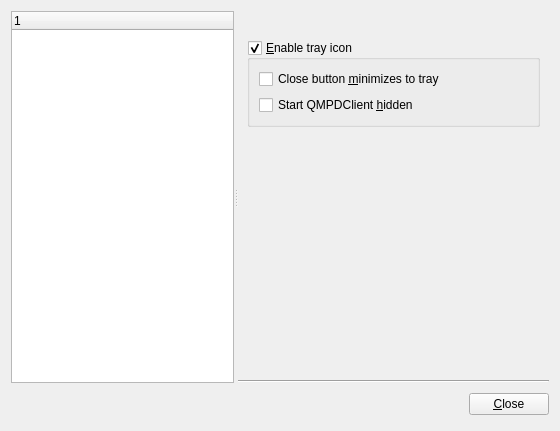
Old version of the form ui/preferencesdialog.ui in the repository Voker57/qmpdclient.
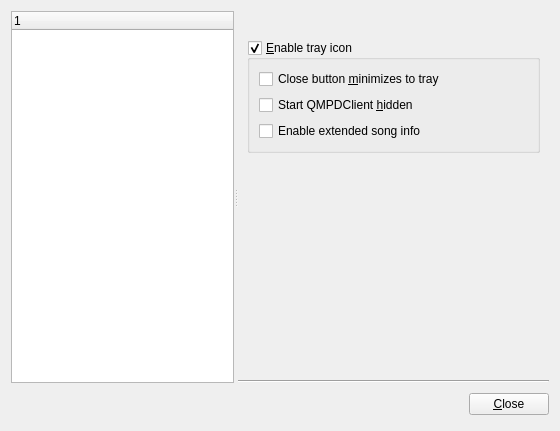
New version of the form. The open tabs and pages were chosen to show the change.

Commit message:
Extended song info for tray icon
by anonymous author
[http://www.assembla.com/spaces/qmpdclient-ne/tickets/26-Extended-song-info-for-tray-icon]

```diff
--- a/ui/preferencesdialog.ui
+++ b/ui/preferencesdialog.ui
@@ -1599,6 +1599,13 @@
                 </property>
                </widget>
               </item>
+	      <item>
+               <widget class="QCheckBox" name="songInfoCheck">
+                <property name="text">
+                 <string>Enable extended song info</string>
+                </property>
+               </widget>
+              </item>
              </layout>
             </widget>
            </item>
```
The commit also changes 6 other files.
